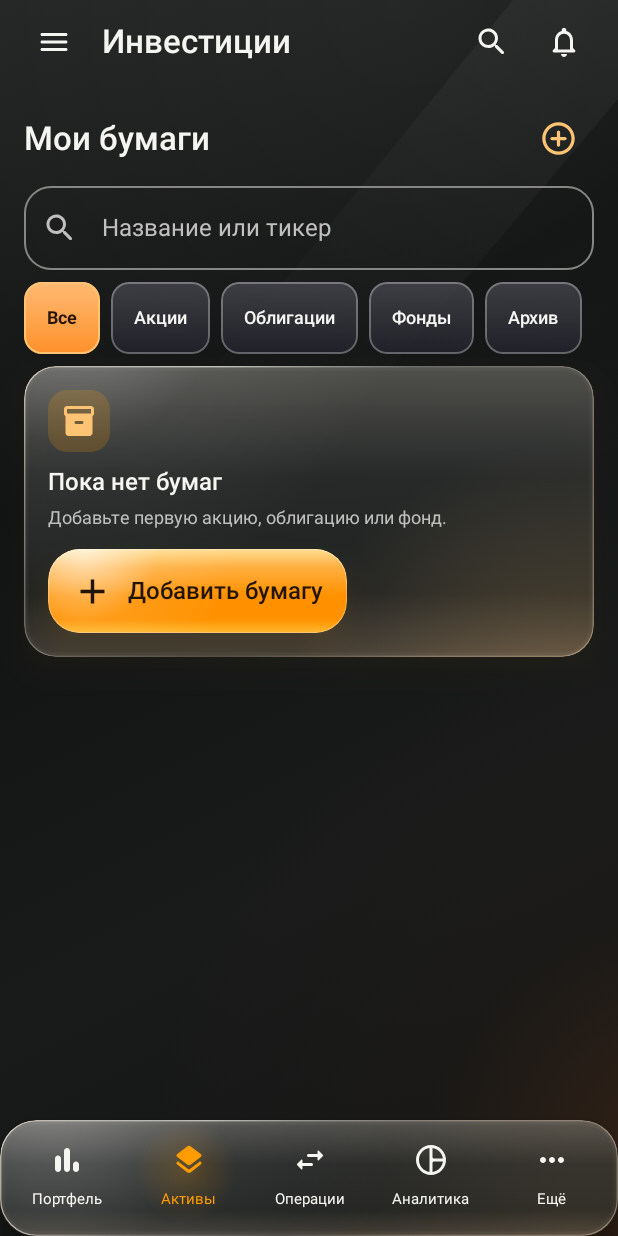
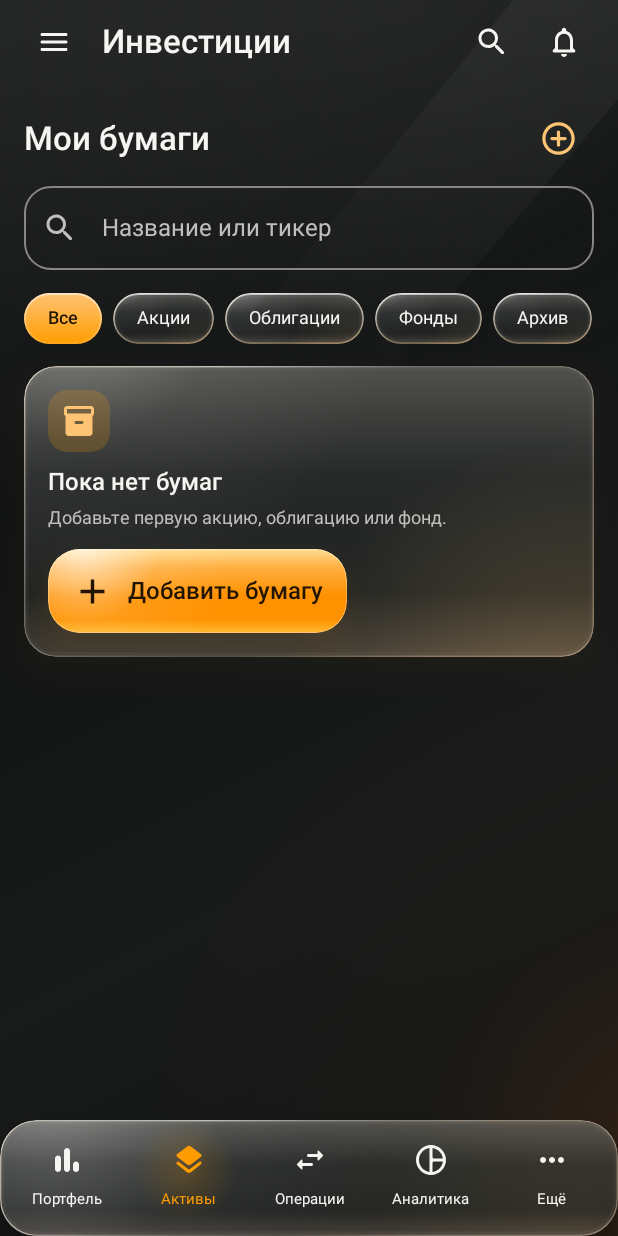
Before and after one commit to mamoropc-rgb/Invest, an Android app built with Jetpack Compose: the screen it shows after launch (MainActivity), after a tap on "Найти бумагу", on a phone screen of 412 x 824 dp. Run offline under Robolectric (Android 15) with nearby library versions, the phone set to English and light mode, and no system bars; our stand-ins replace Room's generated code; 1 other tap on this screen came first.

Commit message:
ui: reproduce grouped history and compact filters

```diff
--- a/app/src/main/java/com/mamoro/investments/ui/InvestmentsScreen.kt
+++ b/app/src/main/java/com/mamoro/investments/ui/InvestmentsScreen.kt
@@ -2,6 +2,7 @@
 
 package com.mamoro.investments.ui
 
+import androidx.compose.animation.animateContentSize
 import androidx.compose.animation.AnimatedContent
 import androidx.compose.animation.AnimatedVisibility
 import androidx.compose.animation.togetherWith
@@ -117,7 +118,11 @@ internal fun InvestmentDashboard(
             Modifier.fillMaxSize().safeDrawingPadding(),
             horizontalAlignment = Alignment.CenterHorizontally
         ) {
-            Box(paneModifier) { TopBar(
+            Box(paneModifier) {
+                if (pager.currentPage == 2) HistoryTopBar(onBack = {
+                    scope.launch { pager.animateScrollToPage(0, animationSpec = tween(180)) }
+                }, horizontalInset = horizontalInset)
+                else TopBar(
                 onMenu = { scope.launch { pager.animateScrollToPage(4, animationSpec = tween(180)) } },
                 onSearch = { scope.launch { pager.animateScrollToPage(1, animationSpec = tween(180)) } },
                 onHistory = { scope.launch { pager.animateScrollToPage(2, animationSpec = tween(180)) } },
@@ -145,10 +150,14 @@ internal fun InvestmentDashboard(
                     }
                 }
             }
-            Box(paneModifier) {
+            AnimatedVisibility(visible = pager.currentPage != 2,
+                enter = androidx.compose.animation.fadeIn(tween(160)) + androidx.compose.animation.expandVertically(tween(160)),
+                exit = androidx.compose.animation.fadeOut(tween(160)) + androidx.compose.animation.shrinkVertically(tween(160))) {
+              Box(paneModifier) {
                 NavigationGlass(pager.currentPage, onSelect = { page ->
                     scope.launch { pager.animateScrollToPage(page, animationSpec = tween(200)) }
                 })
+              }
             }
         }
         SnackbarHost(hostState = snackbar,
@@ -295,21 +304,18 @@ internal fun InvestmentDashboard(
     }
 }
 
-/** Orange pill with a polished glass edge, used consistently by both filters. */
+/** The visible pill stays compact; its touch target remains at least 48 dp. */
 @Composable private fun PremiumChip(selected: Boolean, title: String, onClick: () -> Unit) {
-    val shape = RoundedCornerShape(12.dp)
-    val background = if (selected)
-        Brush.verticalGradient(listOf(Color(0xFFFFB568), Color(0xFFFF902A)))
-    else Brush.verticalGradient(listOf(Color(0xA43B3B44), Color(0xD221232B)))
-    Box(
-        Modifier.heightIn(min = 48.dp).clip(shape).background(background)
-            .background(Brush.verticalGradient(listOf(Color.White.copy(alpha = .07f), Color.Transparent)), shape)
-            .border(1.dp, if (selected) OrangeLight else Color.White.copy(alpha = .30f), shape)
-            .clickable(onClick = onClick).padding(horizontal = 15.dp),
-        contentAlignment = Alignment.Center
-    ) {
-        Text(title, color = if (selected) Color(0xFF291507) else StrongText,
-            fontSize = 12.sp, fontWeight = if (selected) FontWeight.Bold else FontWeight.Medium)
+    val progress by animateFloatAsState(if (selected) 1f else 0f, tween(160), label = "filter-highlight")
+    val shape = RoundedCornerShape(18.dp)
+    Box(Modifier.heightIn(min = 48.dp).glassClick(onClick), contentAlignment = Alignment.Center) {
+        Box(Modifier.heightIn(min = 34.dp).clip(shape).glassSurface(corner = 18f)
+            .background(Brush.verticalGradient(listOf(OrangeLight.copy(alpha = progress), Orange.copy(alpha = progress))))
+            .border(.8.dp, Brush.verticalGradient(listOf(Color.White.copy(alpha = .56f), OrangeLight.copy(alpha = .20f))), shape)
+            .padding(horizontal = 16.dp, vertical = 7.dp)) {
+            Text(title, color = androidx.compose.ui.graphics.lerp(StrongText, Color(0xFF201400), progress),
+                fontSize = 12.sp, lineHeight = 18.sp, fontWeight = if (selected) FontWeight.Medium else FontWeight.Normal)
+        }
     }
 }
 
@@ -603,39 +609,51 @@ private fun signedMoney(minor: Long) = (if (minor >= 0) "+" else "−") + MoneyM
     }
 }
 
-private data class Operation(val id: String, val source: String, val title: String, val detail: String, val time: Long, val delta: Long)
+private data class Operation(
+    val id: String, val source: String, val kind: String, val title: String,
+    val detail: String, val time: Long, val delta: Long
+)
+
+@Composable private fun HistoryTopBar(onBack: () -> Unit, horizontalInset: androidx.compose.ui.unit.Dp) {
+    Box(Modifier.fillMaxWidth().height(56.dp)) {
+        Text("История операций", color = StrongText, fontSize = 22.sp, fontWeight = FontWeight.Medium,
+            modifier = Modifier.align(Alignment.Center))
+        IconButton(onClick = onBack, modifier = Modifier.align(Alignment.CenterStart)
+            .padding(start = horizontalInset - 4.dp).size(48.dp)) {
+            Icon(Icons.Rounded.ArrowBack, "Назад к портфелю", tint = StrongText, modifier = Modifier.size(24.dp))
+        }
+    }
+}
 
 @Composable private fun OperationsPage(
     state: InvestmentsRepository.DashboardState, onDelete: (String, String) -> Unit,
     horizontalInset: androidx.compose.ui.unit.Dp
 ) {
     var filter by rememberSaveable { mutableStateOf("ALL") }
-    val tickerMap = state.securities.associateBy { it.id }
     val operations = remember(state.trades, state.income, state.securities) {
-        (state.trades.map { trade ->
+        val securities = state.securities.associateBy { it.id }
+        (state.trades.filterNot { it.deleted }.map { trade ->
             val delta = MoneyMath.totalMinor(trade.unitPriceMinor, trade.quantityMicros)
-            Operation(trade.id, "trade", if (trade.side == "BUY") "Покупка" else "Продажа",
-                "${tickerMap[trade.securityId]?.ticker ?: "Бумага"} · ${MoneyMath.formatQuantity(trade.quantityMicros)} шт.",
+            Operation(trade.id, "trade", trade.side, if (trade.side == "BUY") "Покупка" else "Продажа",
+                "${securities[trade.securityId]?.name ?: "Бумага"} · ${MoneyMath.formatQuantity(trade.quantityMicros)} шт.",
                 trade.happenedAt, if (trade.side == "BUY") -(delta + trade.feeMinor) else delta - trade.feeMinor)
-        } + state.income.map { income ->
-            Operation(income.id, "income", if (income.kind == "DIVIDEND") "Дивиденд" else "Купон",
-                tickerMap[income.securityId]?.ticker ?: "Бумага", income.happenedAt, income.amountMinor)
+        } + state.income.filterNot { it.deleted }.map { income ->
+            Operation(income.id, "income", income.kind,
+                if (income.kind == "DIVIDEND") "Выплата дивидендов" else "Выплата купона",
+                securities[income.securityId]?.name ?: "Бумага", income.happenedAt, income.amountMinor)
         }).sortedWith(compareByDescending<Operation> { it.time }.thenByDescending { it.id })
     }
-    val visible = operations.filter {
-        filter == "ALL" || (filter == "BUY" && it.title == "Покупка") ||
-            (filter == "SELL" && it.title == "Продажа") ||
-            (filter == "INCOME" && it.source == "income")
-    }
-    val dateFormat = remember { SimpleDateFormat("dd MMMM yyyy", Locale.forLanguageTag("ru-RU")) }
-    val groups = visible.groupBy { dateFormat.format(Date(it.time)) }
-
-    LazyColumn(
-        Modifier.fillMaxSize(),
-        contentPadding = PaddingValues(horizontal = horizontalInset, vertical = 12.dp),
-        verticalArrangement = Arrangement.spacedBy(GlassSizes.sectionGap)
-    ) {
-        item { PageHeading("История операций") }
+    val visible = remember(operations, filter) { operations.filter {
+        filter == "ALL" || it.kind == filter || (filter == "INCOME" && it.source == "income")
+    } }
+    val zone = java.time.ZoneId.systemDefault()
+    val today = java.time.LocalDate.now(zone)
+    val groups = visible.groupBy { java.time.Instant.ofEpochMilli(it.time).atZone(zone).toLocalDate() }
+    val dateFormat = remember { java.time.format.DateTimeFormatter.ofPattern("d MMM", Locale.forLanguageTag("ru-RU")) }
+    val timeFormat = remember { SimpleDateFormat("HH:mm", Locale.forLanguageTag("ru-RU")) }
+    LazyColumn(Modifier.fillMaxSize(),
+        contentPadding = PaddingValues(start = horizontalInset, end = horizontalInset, top = 22.dp, bottom = 28.dp),
+        verticalArrangement = Arrangement.spacedBy(10.dp)) {
         item {
             Row(Modifier.horizontalScroll(rememberScrollState()), horizontalArrangement = Arrangement.spacedBy(7.dp)) {
                 listOf("ALL" to "Все", "BUY" to "Покупки", "SELL" to "Продажи", "INCOME" to "Выплаты").forEach { (code, text) ->
@@ -643,47 +661,59 @@ private data class Operation(val id: String, val source: String, val title: Stri
                 }
             }
         }
-        if (visible.isEmpty()) {
-            item { EmptyState("История пуста", "Добавьте покупку, продажу или выплату.") }
-        } else {
-            groups.forEach { (date, list) ->
-                item(key = "date-$date") {
-                    Text(date, color = SoftText, fontSize = 12.sp, modifier = Modifier.padding(top = 7.dp))
-                }
-                items(list, key = { "${it.source}:${it.id}" }) { op ->
-                    GlassCard(Modifier.fillMaxWidth().clickable { onDelete(op.source, op.id) }, compact = true) {
-                        Row(Modifier.fillMaxWidth(), verticalAlignment = Alignment.CenterVertically) {
-                            val positive = op.delta >= 0
-                            val isCoupon = op.title == "Купон"
-                            val color = if (isCoupon) OrangeLight else if (positive) Green else Red
-                            Box(
-                                Modifier.size(40.dp).clip(RoundedCornerShape(13.dp))
-                                    .background(color.copy(alpha = .17f)),
-                                contentAlignment = Alignment.Center
-                            ) {
-                                Icon(if (isCoupon) Icons.Rounded.ConfirmationNumber
-                                    else if (positive) Icons.Rounded.SouthWest else Icons.Rounded.NorthEast,
-                                    null, tint = color, modifier = Modifier.size(21.dp))
-                            }
-                            Spacer(Modifier.width(11.dp))
-                            Column(Modifier.weight(1f)) {
-                                Text(op.title, fontWeight = FontWeight.SemiBold, fontSize = 14.sp)
-                                Text(op.detail, fontSize = 11.sp, color = SoftText, maxLines = 1)
-                            }
-                            Column(horizontalAlignment = Alignment.End) {
-                                Text(signedMoney(op.delta), color = if (positive) Green else StrongText,
-                                    fontSize = 13.sp, fontWeight = FontWeight.SemiBold)
-                                Text(SimpleDateFormat("HH:mm", Locale.forLanguageTag("ru-RU")).format(Date(op.time)),
-                                    color = SoftText, fontSize = 10.sp)
+        if (visible.isEmpty()) item { EmptyState("История пуста", "Добавьте покупку, продажу или выплату.") }
+        items(groups.entries.toList(), key = { "date-${it.key}" }) { (date, list) ->
+            Column(Modifier.fillMaxWidth().animateItem().padding(top = 10.dp)) {
+                val prefix = when (date) { today -> "Сегодня, "; today.minusDays(1) -> "Вчера, "; else -> "" }
+                Text(prefix + date.format(dateFormat) + if (date.year != today.year) " ${date.year}" else "",
+                    color = StrongText, fontSize = 15.sp, modifier = Modifier.padding(start = 4.dp))
+                Spacer(Modifier.height(10.dp))
+                Column(Modifier.fillMaxWidth().animateContentSize(tween(180))
+                    .shadow(5.dp, RoundedCornerShape(19.dp)).clip(RoundedCornerShape(19.dp))
+                    .glassSurface(corner = 19f).padding(horizontal = 8.dp, vertical = 2.dp)) {
+                    list.forEachIndexed { index, op ->
+                        key(op.source, op.id) {
+                            val appearance = remember { androidx.compose.animation.core.MutableTransitionState(false).apply { targetState = true } }
+                            AnimatedVisibility(visibleState = appearance,
+                                enter = androidx.compose.animation.fadeIn(tween(180)) + androidx.compose.animation.expandVertically(tween(180))) {
+                                OperationRow(op, timeFormat) { onDelete(op.source, op.id) }
                             }
                         }
+                        if (index != list.lastIndex) HorizontalDivider(Modifier.padding(start = 54.dp),
+                            thickness = .6.dp, color = Color.White.copy(alpha = .16f))
                     }
                 }
             }
         }
-        if (visible.isNotEmpty()) {
-            item { Text("Нажмите на операцию, чтобы удалить её с подтверждением.",
-                color = SoftText, fontSize = 11.sp) }
+    }
+}
+
+@Composable private fun OperationRow(op: Operation, timeFormat: SimpleDateFormat, onClick: () -> Unit) {
+    val largeFont = androidx.compose.ui.platform.LocalDensity.current.fontScale > 1.2f
+    val tint = when (op.kind) { "SELL" -> Red; "COUPON" -> Orange; else -> Green }
+    val icon = when (op.kind) {
+        "BUY" -> Icons.Rounded.ArrowDownward
+        "SELL" -> Icons.Rounded.ArrowUpward
+        "DIVIDEND" -> Icons.Rounded.Percent
+        else -> Icons.Outlined.ConfirmationNumber
+    }
+    Row(Modifier.fillMaxWidth().heightIn(min = 64.dp).glassClick(onClick).padding(vertical = 8.dp),
+        verticalAlignment = Alignment.CenterVertically) {
+        GlassBadge(icon, tint, Modifier.size(42.dp))
+        Spacer(Modifier.width(12.dp))
+        Column(Modifier.weight(1f), verticalArrangement = Arrangement.spacedBy(2.dp)) {
+            Text(op.title, color = StrongText, fontSize = 16.sp, fontWeight = FontWeight.Normal,
+                maxLines = if (largeFont) 2 else 1, overflow = TextOverflow.Ellipsis)
+            Text(op.detail, color = StrongText.copy(alpha = .86f), fontSize = 13.sp, lineHeight = 18.sp,
+                maxLines = if (largeFont) 2 else 1, overflow = TextOverflow.Ellipsis)
+            if (largeFont) Text(signedMoney(op.delta), color = if (op.delta >= 0) Green else StrongText,
+                fontSize = 16.sp, fontWeight = FontWeight.Medium)
+        }
+        Spacer(Modifier.width(6.dp))
+        Column(horizontalAlignment = Alignment.End, verticalArrangement = Arrangement.spacedBy(3.dp)) {
+            if (!largeFont) Text(signedMoney(op.delta), color = if (op.delta >= 0) Green else StrongText,
+                fontSize = 16.sp, fontWeight = FontWeight.Medium)
+            Text(timeFormat.format(Date(op.time)), color = StrongText.copy(alpha = .86f), fontSize = 13.sp)
         }
     }
 }
```
